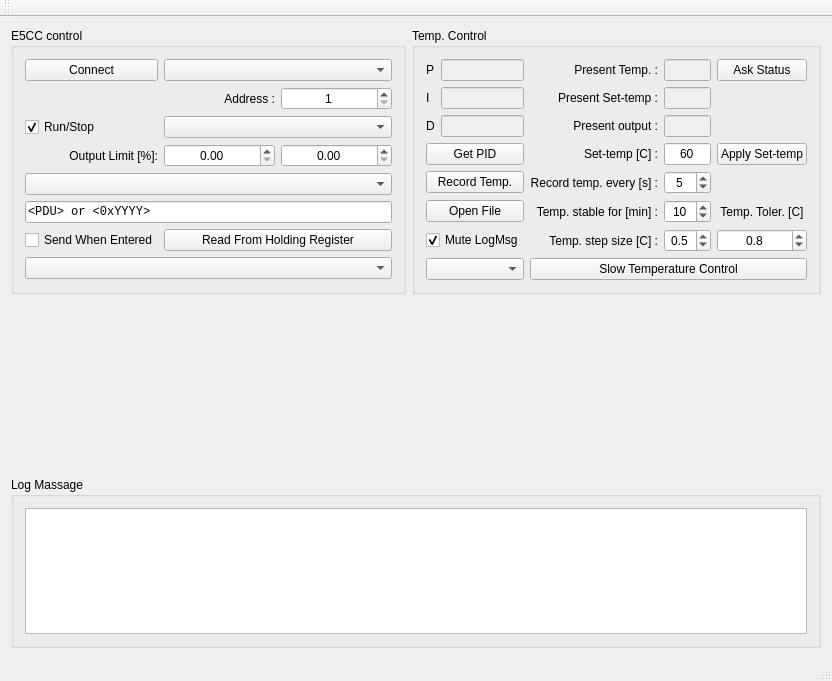
Before: the Qt Designer form mainwindow.ui in TripletESR/Omron_PID, drawn with Qt 5.
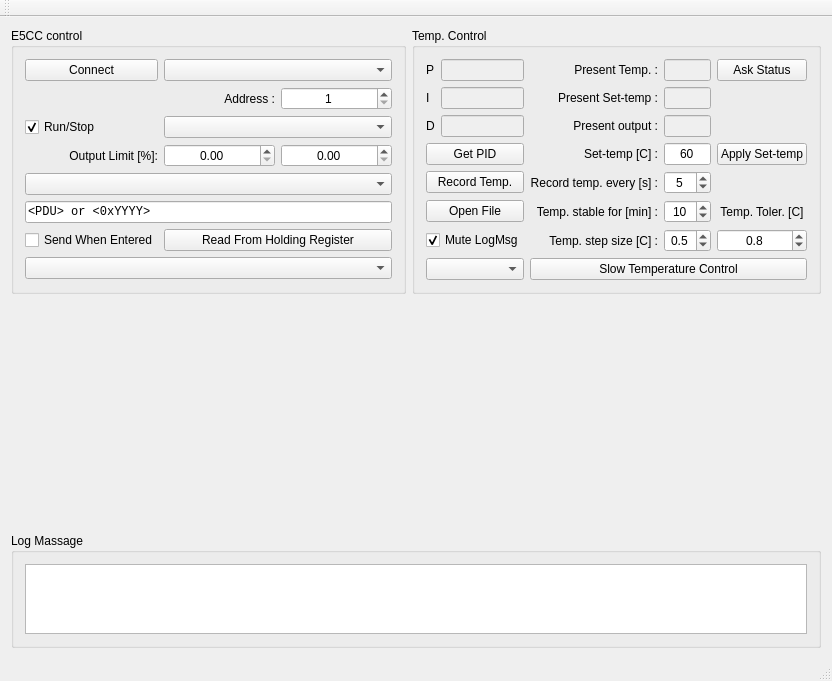
After: the same form once the commit is applied. Custom widgets are drawn as their Qt base class.

Commit message: add plot legend

Diff of the .ui file:
```diff
--- a/mainwindow.ui
+++ b/mainwindow.ui
@@ -14,7 +14,7 @@
    <string>Omron Temp. Control</string>
   </property>
   <widget class="QWidget" name="centralWidget">
-   <layout class="QGridLayout" name="gridLayout_4" rowstretch="1,1,1" columnstretch="1,1">
+   <layout class="QGridLayout" name="gridLayout_4" rowstretch="2,2,1" columnstretch="1,1">
     <item row="0" column="1">
      <widget class="QGroupBox" name="groupBox_3">
       <property name="title">
```
The commit also changes 1 other file.
